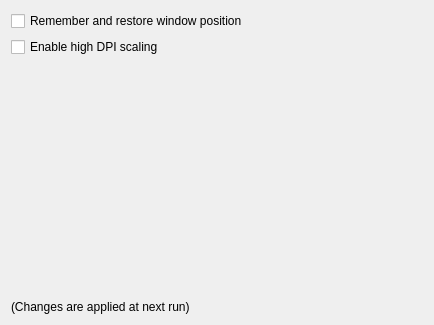
First picture: the form in SettingGeneralForm.ui, repository soramimi/Euclase, before the edit.
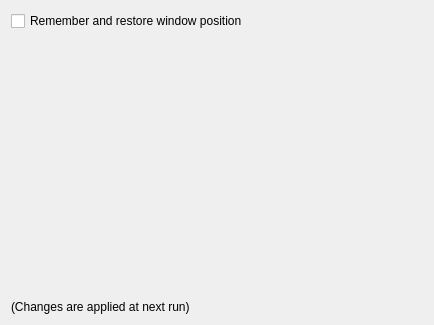
Second picture: the form after the edit.

```diff
--- a/SettingGeneralForm.ui
+++ b/SettingGeneralForm.ui
@@ -21,13 +21,6 @@
      </property>
     </widget>
    </item>
-   <item>
-    <widget class="QCheckBox" name="checkBox_enable_high_dpi_scaling">
-     <property name="text">
-      <string>Enable high DPI scaling</string>
-     </property>
-    </widget>
-   </item>
    <item>
     <spacer name="verticalSpacer">
      <property name="orientation">
```
Left out of the diff: 1 changed line with no effect on the pictures.
